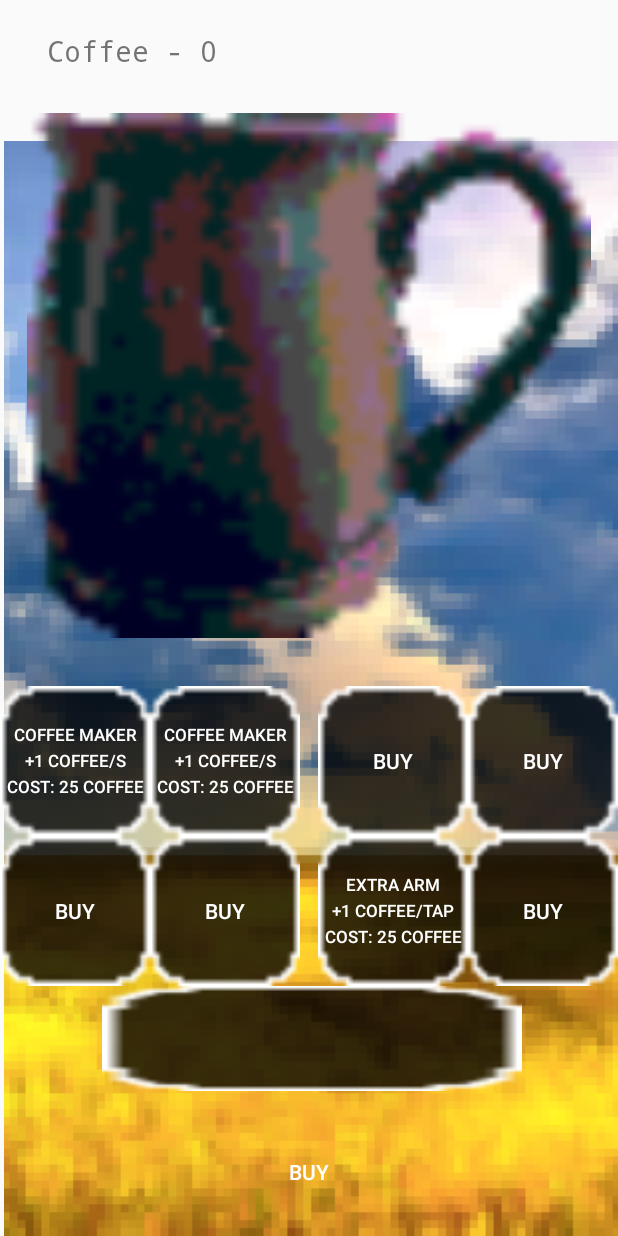
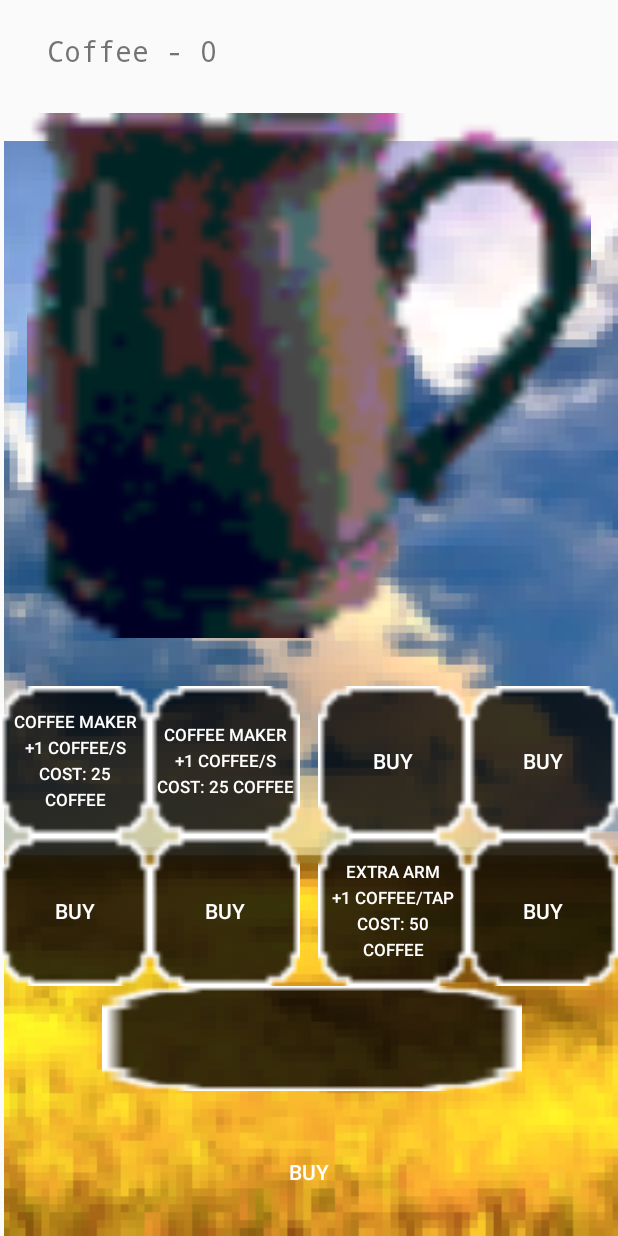
Before and after one commit to AavaGames/CoffeeClicker, an Android app: the screen it shows after launch (GameActivity), after a tap on "UNLEASH THE COFFEE", on a phone screen of 412 x 824 dp. Run offline under Robolectric (Android 15) with nearby library versions, the phone set to English and light mode, and no system bars.

Commit message:
Added CoffeeButton class, implemented PerTap and PerSecond buttons

```diff
--- /dev/null
+++ b/CoffeeClicker/app/src/main/java/com/example/coffeeclicker/CoffeeButton.java
@@ -0,0 +1,93 @@
+package com.example.coffeeclicker;
+
+import android.util.Log;
+import android.widget.Button;
+
+public class CoffeeButton
+{
+    private Coffee coffee;
+
+    public Button button;
+
+    public String text1;
+    public String text2;
+
+    public int cost;
+    public int costIncrement;
+
+    public int increasePerTap;
+    public int increasePerSecond;
+
+    public enum ButtonType { PerTap, PerSecond }
+    public ButtonType buttonType;
+
+    public CoffeeButton(Coffee cof, Button butto, ButtonType type, int variableIncrease, int price, int priceIncrement, String preCostText, String postCostText)
+    {
+        coffee = cof;
+        button = butto;
+        buttonType = type;
+
+        cost = price;
+        costIncrement = priceIncrement;
+        text1 = preCostText;
+        text2 = postCostText;
+
+        if (buttonType == ButtonType.PerTap)
+        {
+            increasePerTap = variableIncrease;
+        }
+        else
+        {
+            increasePerSecond = variableIncrease;
+        }
+
+        UpdateText();
+    }
+
+    private void UpdateButton()
+    {
+        IncrementCost();
+        UpdateText();
+    }
+
+    private void UpdateText()
+    {
+        button.setText(text1 + cost + text2);
+    }
+
+    private void IncrementCost()
+    {
+        cost += costIncrement;
+    }
+
+    public void ButtonClick()
+    {
+        Log.d("Test", "ButtonClicked");
+        if (Coffee.coffee >= cost)
+        {
+            Log.d("Test", "Button Purchase");
+            if (buttonType == ButtonType.PerTap)
+            {
+                BuyTap();
+            }
+            else if (buttonType == ButtonType.PerSecond)
+            {
+                BuySecond();
+            }
+
+            UpdateButton();
+        }
+    }
+
+    private void BuyTap()
+    {
+        coffee.AddPerTap(increasePerTap);
+        coffee.Subtract(cost);
+    }
+
+    private void BuySecond()
+    {
+        coffee.AddPerSecond(increasePerSecond);
+        coffee.Subtract(cost);
+    }
+}
--- a/CoffeeClicker/app/src/main/java/com/example/coffeeclicker/GameActivity.java
+++ b/CoffeeClicker/app/src/main/java/com/example/coffeeclicker/GameActivity.java
@@ -24,7 +24,12 @@ public class GameActivity extends AppCompatActivity implements View.OnClickListe
 
     TextView coffeeText;
 
-    ImageButton coffeeButton;
+    ImageButton coffeeAddButton;
+    Button buyButton1;
+    Button buyButton7;
+
+    CoffeeButton coffeeButton1;
+    CoffeeButton coffeeButton7;
 
     ImageView backgroundImage;
 
@@ -49,7 +54,9 @@ public class GameActivity extends AppCompatActivity implements View.OnClickListe
         coffeeText = (TextView)findViewById(R.id.coffeeText);
 
         //Buttons
-        coffeeButton = (ImageButton)findViewById(R.id.coffeeButton);
+        coffeeAddButton = (ImageButton)findViewById(R.id.coffeeButton);
+        buyButton1 = (Button)findViewById(R.id.buyButton1);
+        buyButton7 = (Button)findViewById(R.id.buyButton7);
 
         //Images
         backgroundImage = (ImageView)findViewById(R.id.backgroundImage);
@@ -58,7 +65,18 @@ public class GameActivity extends AppCompatActivity implements View.OnClickListe
         backgroundImage.setImageBitmap(bmp);
 
         //Listeners
-        coffeeButton.setOnClickListener(this);
+        coffeeAddButton.setOnClickListener(this);
+        buyButton1.setOnClickListener(this);
+        buyButton7.setOnClickListener(this);
+
+        //CoffeeButton Setup
+        coffeeButton1 = new CoffeeButton(coffee, buyButton1, CoffeeButton.ButtonType.PerSecond, 1, 25, 50,
+                "Coffee Maker\n+1 Coffee/s\nCost: ",
+                "\nCoffee");
+
+        coffeeButton7 = new CoffeeButton(coffee, buyButton7, CoffeeButton.ButtonType.PerTap, 1, 50, 75,
+                "Extra Arm\n+1 Coffee/tap\nCost: ",
+                "\nCoffee");
 
         gameThread = new GameThread(gameActivity);
     }
@@ -120,7 +138,11 @@ public class GameActivity extends AppCompatActivity implements View.OnClickListe
             case R.id.coffeeButton:
                 coffee.Tap();
                 break;
-            default:
+            case R.id.buyButton1:
+                coffeeButton1.ButtonClick();
+                break;
+            case R.id.buyButton7:
+                coffeeButton7.ButtonClick();
                 break;
         }
     }
--- a/CoffeeClicker/app/src/main/java/com/example/coffeeclicker/GameThread.java
+++ b/CoffeeClicker/app/src/main/java/com/example/coffeeclicker/GameThread.java
@@ -71,7 +71,7 @@ public class GameThread extends Thread
                 }
 
                 ACTUAL_FPS = (int) (1 / deltaTime);
-                Log.d("Test", "FPS = " + ACTUAL_FPS + " - DeltaTime = " + deltaTime);
+                //Log.d("Test", "FPS = " + ACTUAL_FPS + " - DeltaTime = " + deltaTime);
             }
         }
     }
--- a/CoffeeClicker/app/src/main/res/layout/activity_game.xml
+++ b/CoffeeClicker/app/src/main/res/layout/activity_game.xml
@@ -52,7 +52,7 @@
         android:layout_marginTop="32dp"
         android:background="#00FFFFFF"
         android:lineSpacingExtra="4sp"
-        android:text="Coffee Maker\n+1 Coffee/s\nCost: 25 Coffee"
+        android:text="Coffee Maker\n+1 Coffee/s\nCost: 25\nCoffee"
         android:textColor="#FFFFFF"
         android:textSize="11sp"
         app:layout_constraintStart_toStartOf="parent"
@@ -119,7 +119,7 @@
         android:layout_height="100dp"
         android:background="#00FFFFFF"
         android:lineSpacingExtra="4sp"
-        android:text="Extra Arm\n+1 Coffee/tap\nCost: 25 Coffee"
+        android:text="Extra Arm\n+1 Coffee/tap\nCost: 25\nCoffee"
         android:textColor="#FFFFFF"
         android:textSize="11sp"
         app:layout_constraintEnd_toStartOf="@+id/buyButton8"
```
